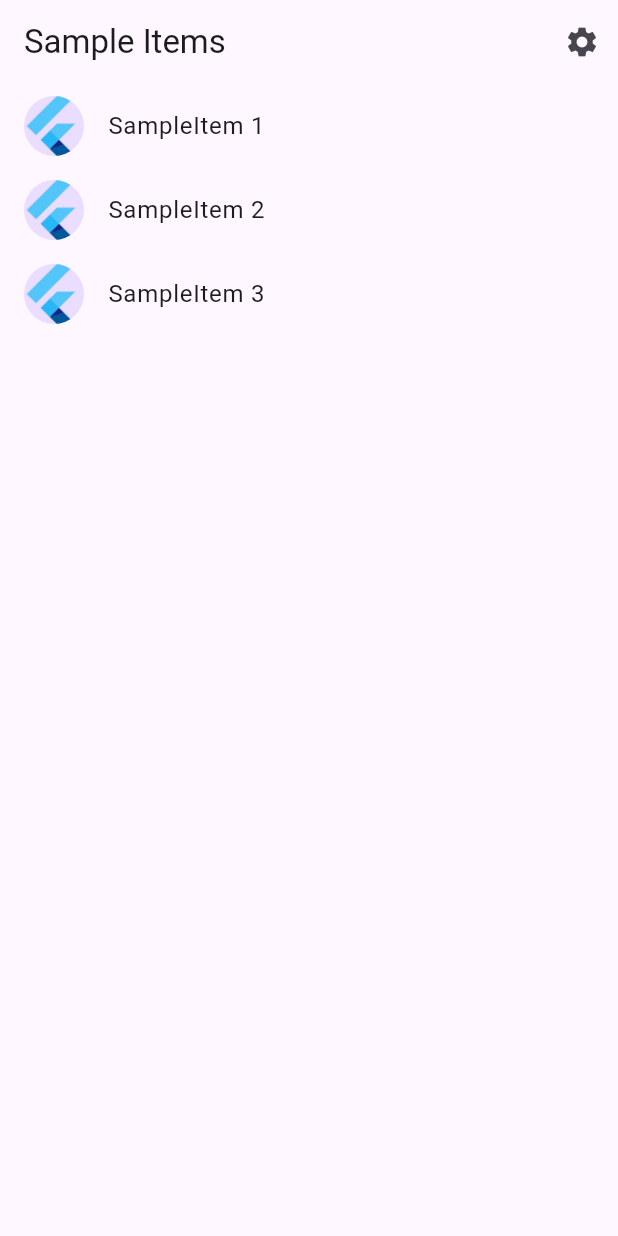
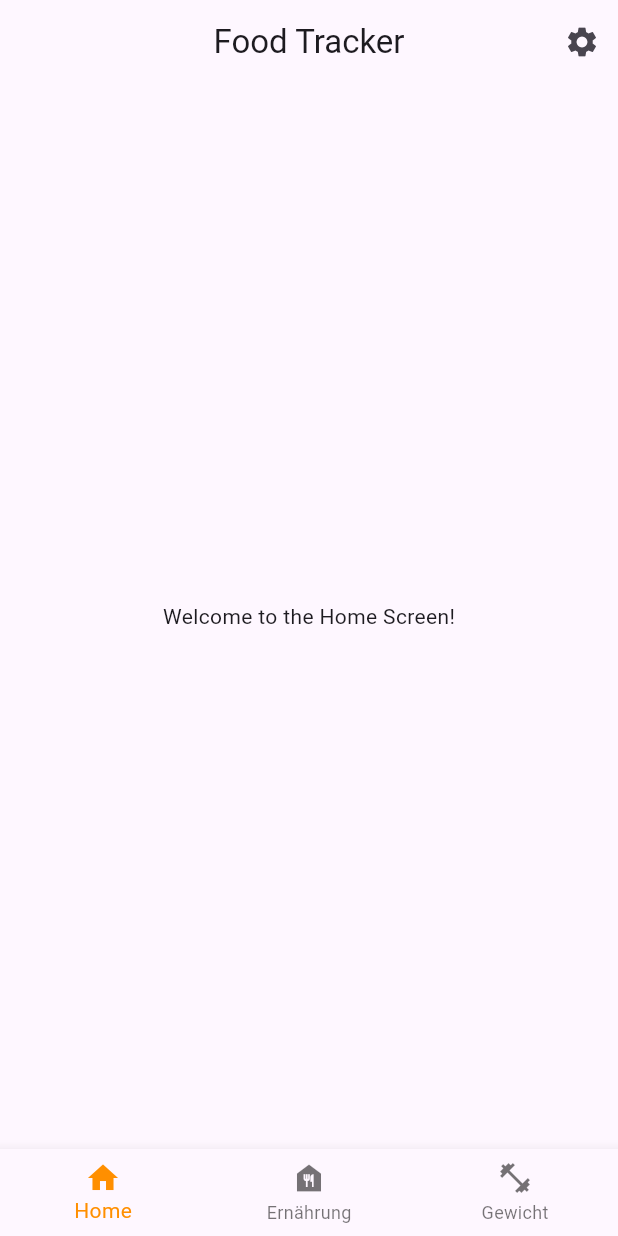
Before and after one commit to Looby72/food_tracker, a Flutter app: the screen it shows after launch, on a phone screen of 412 x 824 dp. Run offline on Flutter 3.47's test engine with Material 3 defaults, Android fonts, the phone set to English and light mode, and no system bars; generated files the repository leaves out were written again.

Commit message:
add home screen

```diff
--- a/lib/src/app.dart
+++ b/lib/src/app.dart
@@ -1,9 +1,8 @@
 import 'package:flutter/material.dart';
 import 'package:flutter_gen/gen_l10n/app_localizations.dart';
 import 'package:flutter_localizations/flutter_localizations.dart';
+import 'package:food_tracker/src/home/home_view.dart';
 
-import 'sample_feature/sample_item_details_view.dart';
-import 'sample_feature/sample_item_list_view.dart';
 import 'settings/settings_controller.dart';
 import 'settings/settings_view.dart';
 
@@ -69,11 +68,9 @@ class MyApp extends StatelessWidget {
                 switch (routeSettings.name) {
                   case SettingsView.routeName:
                     return SettingsView(controller: settingsController);
-                  case SampleItemDetailsView.routeName:
-                    return const SampleItemDetailsView();
-                  case SampleItemListView.routeName:
+                  case HomeView.routeName:
                   default:
-                    return const SampleItemListView();
+                    return const HomeView();
                 }
               },
             );
--- /dev/null
+++ b/lib/src/home/home_view.dart
@@ -0,0 +1,67 @@
+import 'package:flutter/material.dart';
+import 'package:food_tracker/src/settings/settings_view.dart';
+
+class HomeView extends StatefulWidget {
+  const HomeView({super.key});
+
+  static const routeName = '/';
+
+  @override
+  HomeViewState createState() => HomeViewState();
+}
+
+class HomeViewState extends State<HomeView> {
+  int _selectedIndex = 0;
+
+  final List<Widget> _widgetOptions = <Widget>[
+    const Text('Welcome to the Home Screen!'),
+    const Text('Ernährung Screen'),
+    const Text('Another Screen'),
+  ];
+
+  void _onItemTapped(int index) {
+    setState(() {
+      _selectedIndex = index;
+    });
+  }
+
+  @override
+  Widget build(BuildContext context) {
+    return Scaffold(
+      appBar: AppBar(
+        title: const Text('Food Tracker'),
+        centerTitle: true,
+        actions: [
+          IconButton(
+            icon: const Icon(Icons.settings),
+            onPressed: () {
+              Navigator.restorablePushNamed(context, SettingsView.routeName);
+            },
+          ),
+        ],
+      ),
+      body: Center(
+        child: _widgetOptions.elementAt(_selectedIndex),
+      ),
+      bottomNavigationBar: BottomNavigationBar(
+        items: const <BottomNavigationBarItem>[
+          BottomNavigationBarItem(
+            icon: Icon(Icons.home),
+            label: 'Home',
+          ),
+          BottomNavigationBarItem(
+            icon: Icon(Icons.food_bank),
+            label: 'Ernährung',
+          ),
+          BottomNavigationBarItem(
+            icon: Icon(Icons.fitness_center),
+            label: 'Gewicht',
+          ),
+        ],
+        currentIndex: _selectedIndex,
+        selectedItemColor: Colors.amber[800],
+        onTap: _onItemTapped,
+      ),
+    );
+  }
+}
```
